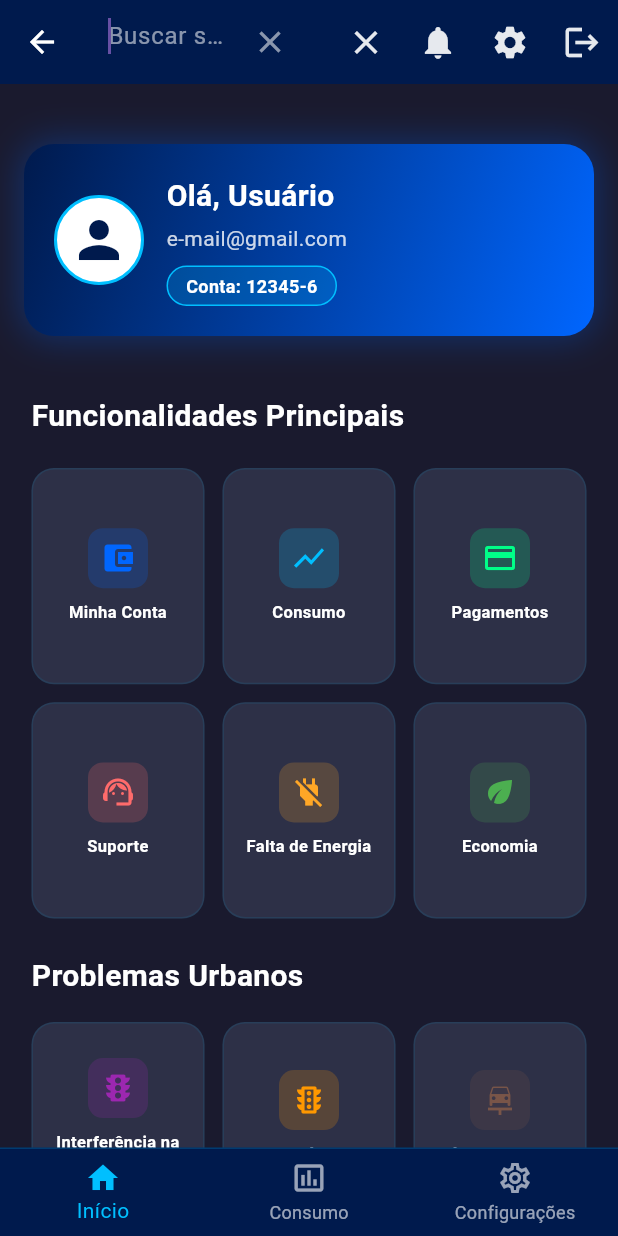
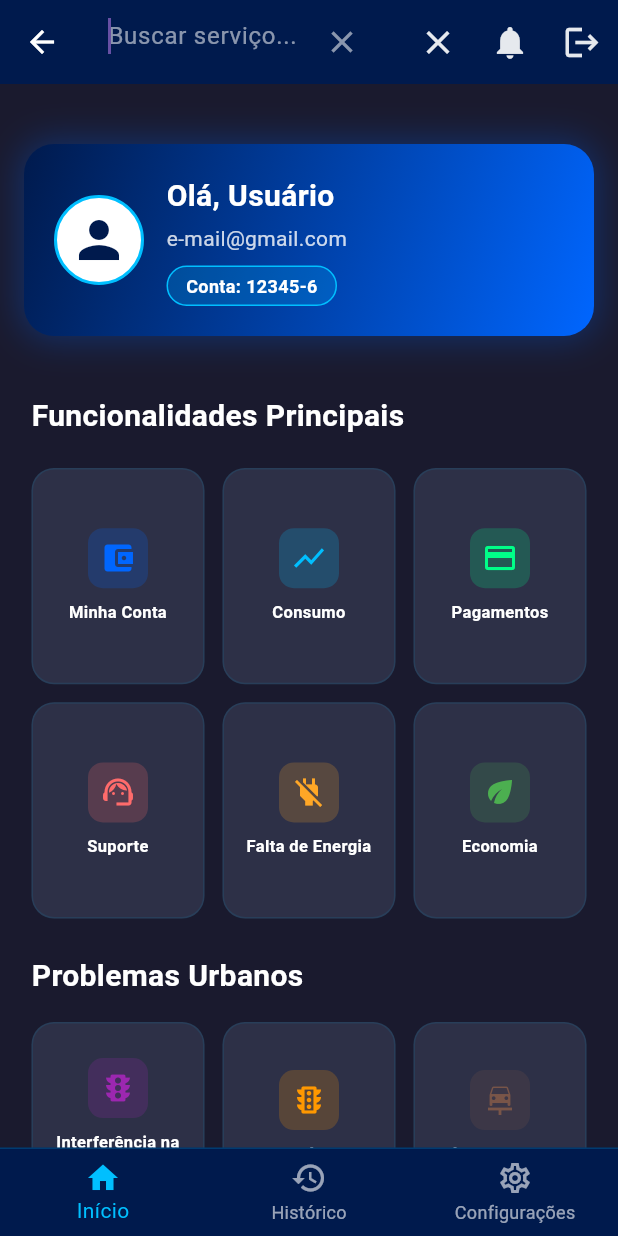
Before and after one commit to anamurim/appcidadao, a Flutter app: the HomeScreen screen opened by its route, after a tap on the "search" icon, on a phone screen of 412 x 824 dp. Run offline on Flutter 3.47's test engine with Material 3 defaults, Android fonts, the light colour scheme and no system bars; Roboto replaces fonts that are missing (Segoe UI).

Commit message:
Alterações HomeScreen

```diff
--- a/lib/funcionalidades/home/interface/telahome.dart
+++ b/lib/funcionalidades/home/interface/telahome.dart
@@ -55,7 +55,7 @@ class _HomeScreenState extends State<HomeScreen> {
             icon: const Icon(Icons.notifications),
             onPressed: () => NotificacoesLista.exibirTodasNotificacoes(context),
           ),
-          IconButton(
+          /*IconButton(
             icon: const Icon(Icons.settings),
             onPressed: () => FuncoesAuxiliares.exibirLogout(context),
             /*onPressed: () => Navigator.push(
@@ -63,7 +63,7 @@ class _HomeScreenState extends State<HomeScreen> {
               MaterialPageRoute(
                 builder: (context) => const Configuracoes(),
               ),*/
-          ),
+          ),*/
           IconButton(
             icon: const Icon(Icons.logout),
             onPressed: () => FuncoesAuxiliares.exibirLogout(context),
@@ -134,9 +134,9 @@ class _HomeScreenState extends State<HomeScreen> {
             label: 'Início',
           ),
           BottomNavigationBarItem(
-            icon: Icon(Icons.insert_chart_outlined),
-            activeIcon: Icon(Icons.insert_chart),
-            label: 'Consumo',
+            icon: Icon(Icons.history_outlined),
+            activeIcon: Icon(Icons.history_outlined),
+            label: 'Histórico',
           ),
           BottomNavigationBarItem(
             icon: Icon(Icons.settings_outlined),
```
